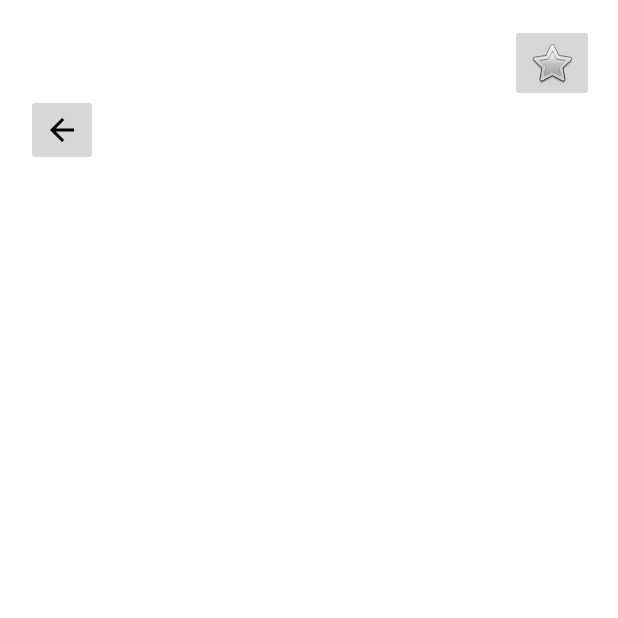
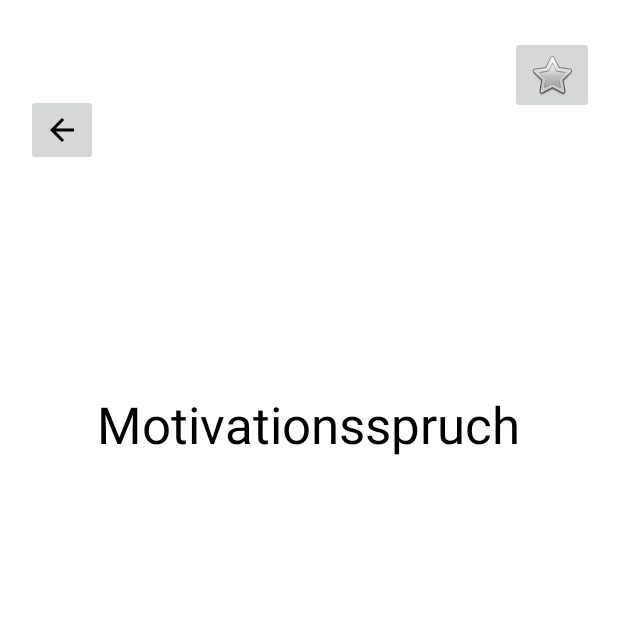
Before and after one commit to MarcelL1989/My_Motivation, an Android app: the screen it shows after launch (MainActivity), after a tap on an icon or button, on a phone screen of 412 x 824 dp, the top half of it. Run offline under Robolectric (Android 15) with nearby library versions, the phone set to English and light mode, and no system bars; our stand-ins replace Picasso, Room's generated code, data binding; pictures from the network do not load; 1 statement that could not run was skipped.

Commit message:
Fragment angelegt für Favoriten Funktion geschrieben welche Favoriten wieder aus der Datenbank löscht

```diff
--- a/app/src/main/java/com/example/my_motivation/data/local/DatabaseDAO.kt
+++ b/app/src/main/java/com/example/my_motivation/data/local/DatabaseDAO.kt
@@ -13,6 +13,6 @@ interface DatabaseDAO {
     @Insert(onConflict = OnConflictStrategy.REPLACE)
     suspend fun insert(detailcard: Detailcard)
 
-    @Delete
-    suspend fun delete(detailcard: Detailcard)
+    @Query("DELETE FROM Detailcard WHERE id = :iid")
+    suspend fun delete(iid:Int)
 }
--- a/app/src/main/res/layout/fragment_detail.xml
+++ b/app/src/main/res/layout/fragment_detail.xml
@@ -36,13 +36,16 @@
 
         <TextView
             android:id="@+id/Motivationsspruch"
-            android:layout_width="350dp"
-            android:layout_height="240dp"
+            android:layout_width="348dp"
+            android:layout_height="304dp"
             android:text="Motivationsspruch"
-            android:textColor="@color/white"
+            android:textAlignment="center"
+            android:textAllCaps="false"
+            android:textColor="@color/black"
             android:textSize="34sp"
             app:layout_constraintBottom_toBottomOf="parent"
             app:layout_constraintEnd_toEndOf="@+id/motivational_picture"
+            app:layout_constraintHorizontal_bias="0.483"
             app:layout_constraintStart_toStartOf="@+id/motivational_picture"
             app:layout_constraintTop_toTopOf="parent" />
 
@@ -50,7 +53,7 @@
             android:id="@+id/fav_btn"
             android:layout_width="wrap_content"
             android:layout_height="wrap_content"
-            android:layout_marginTop="16dp"
+            android:layout_marginTop="24dp"
             android:layout_marginEnd="16dp"
             app:layout_constraintEnd_toEndOf="parent"
             app:layout_constraintTop_toTopOf="parent"
--- /dev/null
+++ b/app/src/main/res/layout/fragment_favoriten.xml
@@ -0,0 +1,6 @@
+<?xml version="1.0" encoding="utf-8"?>
+<androidx.constraintlayout.widget.ConstraintLayout xmlns:android="http://schemas.android.com/apk/res/android"
+    android:layout_width="match_parent"
+    android:layout_height="match_parent">
+
+</androidx.constraintlayout.widget.ConstraintLayout>
```
Also changed, not shown: app/src/main/java/com/example/my_motivation/ui/DetailFragment.kt (+28 -7 lines).
